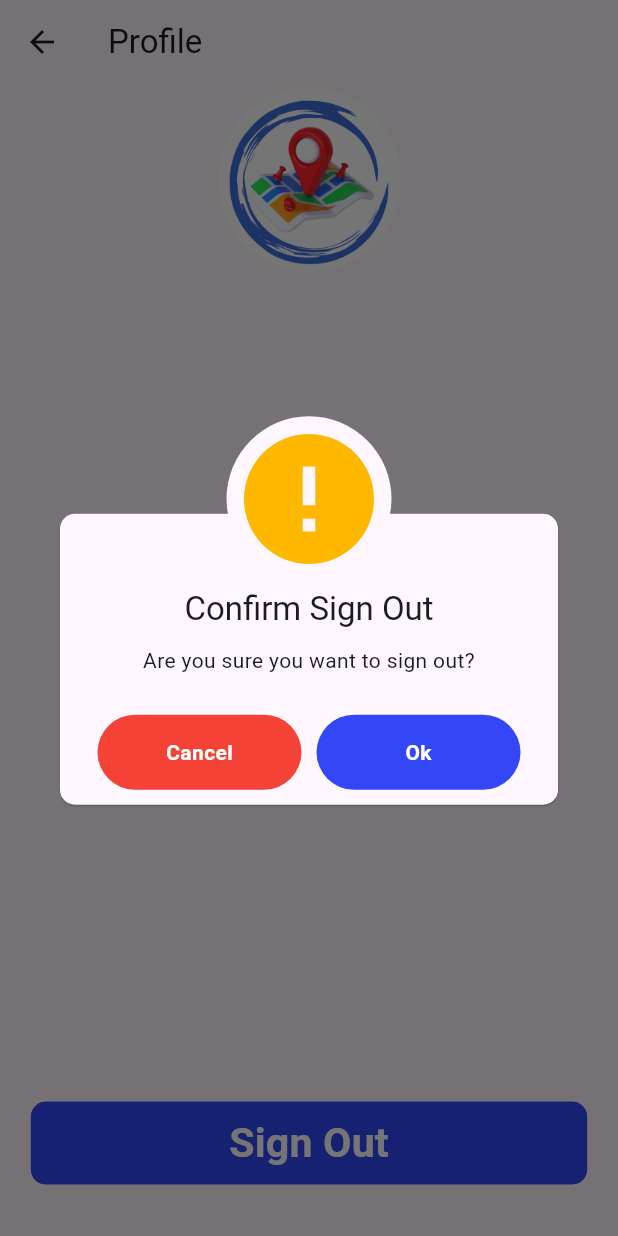
After one commit to DacarsAzR43L/E-LIGTAS-SECTOR, a Flutter app: the ProfileScreen screen opened directly, after a tap on "Sign Out", on a phone screen of 412 x 824 dp. The commit adds this screen. Run offline on Flutter 3.47's test engine with Material 3 defaults, Android fonts, the phone set to English and light mode, and no system bars; our stand-ins replace awesome_dialog, badges, connectivity_plus, dio, dotted_border, flutter_image_compress and 9 more; missing offline and left inert: background_fetch, cached_memory_image, flutter_background_service, flutter_background_service_android; accounts and stored records are empty; network calls fail; Roboto replaces fonts that are missing (Montserrat-Regular); project files that could hold a hidden picture were left out.

Commit message:
first commit

```diff
--- a/lib/Home.dart
+++ b/lib/Home.dart
@@ -2,6 +2,7 @@ import 'package:e_ligtas_sector/NavigationPages/Accepted_Reports.dart';
 import 'package:flutter/material.dart';
 import 'package:shared_preferences/shared_preferences.dart';
 import 'NavigationPages/Active_Requests.dart';
+import 'NavigationPages/Profile.dart';
 import 'login_page.dart';
 import 'package:badges/badges.dart'as badges;
 import 'package:e_ligtas_sector/NavigationPages/Manual_Reports.dart';
@@ -35,7 +36,8 @@ class _HomeScreenState extends State<HomeScreen> {
           IconButton(
             icon: Icon(Icons.person),
             onPressed: () {
-              // Add logic for handling person icon click
+              Navigator.push(context,
+                  MaterialPageRoute(builder: (context) => ProfileScreen()));
             },
           ),
         ],
--- /dev/null
+++ b/lib/NavigationPages/Profile.dart
@@ -0,0 +1,143 @@
+import 'package:awesome_dialog/awesome_dialog.dart';
+import 'package:connectivity_plus/connectivity_plus.dart';
+import 'package:flutter/material.dart';
+import 'package:shared_preferences/shared_preferences.dart';
+import 'package:sizer/sizer.dart';
+
+import '../login_page.dart';
+
+class ProfileScreen extends StatefulWidget {
+  @override
+  State<ProfileScreen> createState() => _ProfileScreenState();
+}
+
+class _ProfileScreenState extends State<ProfileScreen> {
+
+  Future<void> signOutUser() async {
+
+
+    // Check for internet connectivity
+    var connectivityResult = await Connectivity().checkConnectivity();
+    if (connectivityResult == ConnectivityResult.none) {
+      print('No internet connection');
+
+      AwesomeDialog(
+        context: context,
+        dialogType: DialogType.warning,
+        animType: AnimType.rightSlide,
+        btnOkColor: Color.fromRGBO(51, 71, 246, 1),
+        title: "No Internet Connection",
+        desc: 'Please Try Again',
+        btnCancelOnPress: () {},
+        btnOkOnPress: () {},
+        dismissOnTouchOutside: false,
+      )..show();
+      return;
+    }
+
+    try {
+      await storeSignOutInfo();
+      Navigator.pushAndRemoveUntil(context,
+          MaterialPageRoute(builder: (context) => LoginPage()), (
+              route) => false);
+    } catch (e) {
+      print('Error signing out: $e');
+      // Handle sign-out errors, if any.
+    }
+  }
+
+  storeSignOutInfo() async {
+    print("Shared pref called");
+    SharedPreferences prefs = await SharedPreferences.getInstance();
+
+    await prefs.setBool('isLoggedIn', false);
+    print(prefs.getBool('isLoggedIn'));
+  }
+
+  @override
+  Widget build(BuildContext context) {
+    return Scaffold(
+      appBar: AppBar(
+        title: Text('Profile'),
+      ),
+      body: Padding(
+        padding: EdgeInsets.all(2.0),
+        child: Center(
+          child: Column(
+            mainAxisAlignment: MainAxisAlignment.center,
+            crossAxisAlignment: CrossAxisAlignment.center,
+            children: [
+              CircleAvatar(
+                radius: 15.0.w,
+                backgroundImage: AssetImage('Assets/appIcon.png'),
+                // You can replace the AssetImage with your actual image path
+              ),
+              SizedBox(height: 2.0.h),
+              FutureBuilder<String>(
+                future: getUserEmail(),
+                builder: (context, snapshot) {
+                  if (snapshot.connectionState == ConnectionState.waiting) {
+                    return CircularProgressIndicator(); // Show a loader while waiting for the data
+                  } else if (snapshot.hasError) {
+                    return Text('Error: ${snapshot.error}');
+                  } else {
+                    String userName = snapshot.data ?? 'Your Name';
+                    return Text(
+                      userName,
+                      style: TextStyle(fontSize: 20.0.sp),
+                    );
+                  }
+                },
+              ),
+              Spacer(),
+              Container(
+                width: 90.w, // Adjust the width as needed
+                margin: EdgeInsets.fromLTRB(10, 8, 10, 16), // Adjust margin as needed
+                child:TextButton(
+                  onPressed: () {
+
+                    AwesomeDialog(
+                      context: context,
+                      dialogType: DialogType.warning,
+                      animType: AnimType.rightSlide,
+                      btnOkColor: Color.fromRGBO(51, 71, 246, 1),
+                      title: "Confirm Sign Out",
+                      desc: 'Are you sure you want to sign out?',
+                      btnCancelOnPress: () {},
+                      btnOkOnPress: () {
+                        signOutUser();
+
+                      },
+                      dismissOnTouchOutside: false,
+                    )..show();
+                  },
+                  child: Text('Sign Out',
+                    style: TextStyle(
+                      fontFamily: 'Montserrat-Regular',
+                      fontSize:20.sp,
+                      fontWeight: FontWeight.bold,
+                      color: Colors.white,
+                    ),),
+                  style: ButtonStyle(
+                    shape: MaterialStateProperty.all<RoundedRectangleBorder>(
+                      RoundedRectangleBorder(
+                        borderRadius: BorderRadius.circular(10.0),
+                        side: BorderSide(color: Color.fromRGBO(51, 71, 246, 1)),
+                      ),
+                    ),
+                    backgroundColor: MaterialStatePropertyAll<Color>(Color.fromRGBO(51, 71, 246, 1)),
+                  ),
+                ),
+              ),
+              SizedBox(height: 2.0.h),
+            ],
+          ),
+        ),
+      ),
+    );
+  }
+}
+Future<String> getUserEmail() async {
+  final prefs = await SharedPreferences.getInstance();
+  return prefs.getString('userEmail') ?? '';
+}
```
Also changed, not shown: lib/NavigationPages/Active_Requests.dart (+2 -19 lines), lib/main.dart (+8 -23 lines).
